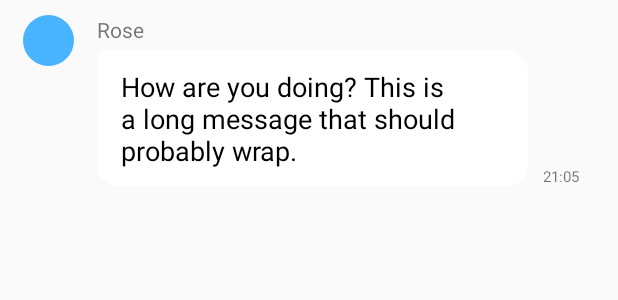
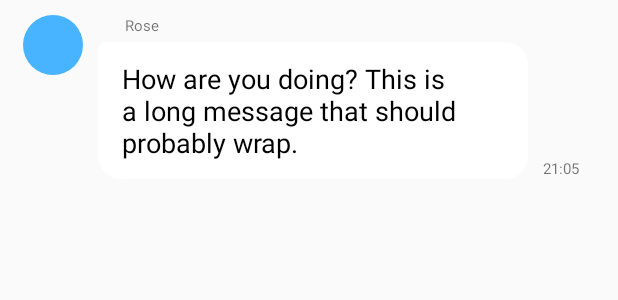
Before and after one commit to andreyminea/Apprentice, an Android app: the layout chat_their_message.xml on its own in the app's theme, with its tools: preview values and no code run, on a phone screen of 412 x 824 dp. Shown: the top 300 px of the screen. Run offline under Robolectric (Android 15) with nearby library versions, the phone set to English and light mode, and no system bars.

Commit message:
Sending Images works, but they display late( working on that) Avatar is showing Name is showing Time is showing Note to myself: Try use a service for image

```diff
--- a/app/build.gradle
+++ b/app/build.gradle
@@ -32,6 +32,8 @@ dependencies {
     implementation 'com.android.support:recyclerview-v7:27.1.1'
     implementation 'com.android.support:cardview-v7:27.1.1'
     implementation 'com.squareup.picasso:picasso:2.71828'
+    implementation 'jp.wasabeef:picasso-transformations:2.1.0'
+    implementation 'com.firebaseui:firebase-ui-storage:0.6.0'
 
 
     implementation 'com.android.support:support-compat:27.1.1'
--- a/app/src/main/res/drawable/circle.xml
+++ b/app/src/main/res/drawable/circle.xml
@@ -1,4 +1,5 @@
 <?xml version="1.0" encoding="utf-8"?>
-<shape xmlns:android="http://schemas.android.com/apk/res/android" android:shape="oval">
+<shape xmlns:android="http://schemas.android.com/apk/res/android"
+    android:shape="oval">
     <solid android:color="#48b3ff"/>
 </shape>
--- a/app/src/main/res/layout/chat_their_message.xml
+++ b/app/src/main/res/layout/chat_their_message.xml
@@ -1,5 +1,7 @@
 <?xml version="1.0" encoding="utf-8"?>
 <RelativeLayout xmlns:android="http://schemas.android.com/apk/res/android"
+    xmlns:app="http://schemas.android.com/apk/res-auto"
+    xmlns:tools="http://schemas.android.com/tools"
     android:layout_width="match_parent"
     android:layout_height="wrap_content"
     android:paddingVertical="10dp"
@@ -17,42 +19,51 @@
         android:text="21:05"
         android:textSize="10dp" />
 
-    <View
-        android:id="@+id/avatar"
-        android:layout_alignParentLeft="true"
-        android:scaleType="centerInside"
-        android:background="@drawable/circle"
-        android:layout_width="34dp"
-        android:layout_height="34dp" />
-
-    <TextView
-        android:id="@+id/name"
-        android:layout_marginLeft="15dp"
-        android:layout_toRightOf="@+id/avatar"
-        android:layout_alignTop="@+id/avatar"
-        android:layout_width="wrap_content"
-        android:layout_height="wrap_content"
-        android:paddingBottom="4dp"
-        android:text="Rose"/>
-
     <TextView
         android:id="@+id/message_body_you"
         android:layout_width="wrap_content"
         android:layout_height="wrap_content"
         android:layout_below="@+id/name"
-        android:layout_alignLeft="@+id/name"
+        android:layout_marginStart="0dp"
+        android:layout_toEndOf="@+id/avatar"
         android:background="@drawable/their_message"
+        android:elevation="2dp"
+        android:paddingHorizontal="16dp"
+        android:paddingVertical="12dp"
+        android:text="How are you doing? This is a long message that should probably wrap."
         android:textColor="#000"
-        android:paddingVertical="12dp"
-        android:paddingHorizontal="16dp"
-        android:elevation="2dp"
-        android:textSize="18dp"
-        android:text="How are you doing? This is a long message that should probably wrap."
-        />
+        android:textSize="18dp" />
 
     <ImageView
+        android:id="@+id/camera_take_their"
         android:layout_width="wrap_content"
         android:layout_height="wrap_content"
-        android:id="@+id/camera_take_their"/>
+        android:background="@drawable/their_message"
+        android:layout_alignParentTop="true"
+        android:layout_alignStart="@+id/avatar"
+        android:layout_marginStart="50dp"
+        android:layout_marginTop="19dp"
+        android:padding="10dp"
+        android:visibility="invisible" />
+
+    <ImageView
+        android:id="@+id/avatar"
+        android:layout_width="40dp"
+        android:layout_height="40dp"
+        android:layout_alignParentTop="true"
+        android:layout_marginRight="10dp"
+        android:background="@drawable/circle"
+        android:scaleType="centerInside" />
+
+    <TextView
+        android:id="@+id/name"
+        android:layout_width="wrap_content"
+        android:layout_height="wrap_content"
+        android:layout_alignParentStart="true"
+        android:layout_alignTop="@+id/avatar"
+        android:layout_marginStart="68dp"
+        android:paddingBottom="4dp"
+        android:text="Rose"
+        android:textSize="10dp" />
 
 </RelativeLayout>
```
Also changed, not shown: app/src/main/java/ro/changeneers/apprentice/activities/ChatMainActivity.java (+2 -7 lines), app/src/main/java/ro/changeneers/apprentice/activities/ChatRoomActivity.java (+24 -4 lines), app/src/main/java/ro/changeneers/apprentice/adapters/MessageListAdapter.java (+50 -9 lines), app/src/main/java/ro/changeneers/apprentice/models/Message.java (+13 -3 lines), app/src/main/res/layout/chat_my_message.xml (+6 -1 lines).
